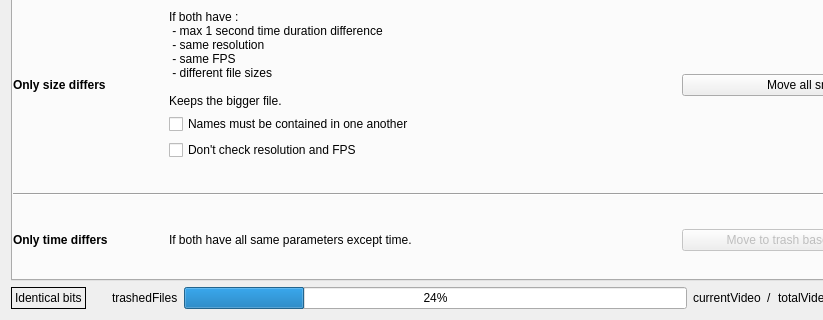
Qt form QtProject/comparison.ui (theophanemayaud/video-simili-duplicate-cleaner) before a commit; both pictures show x 0 to 823 and y 330 to 650 of the 995 by 650 pixel window.
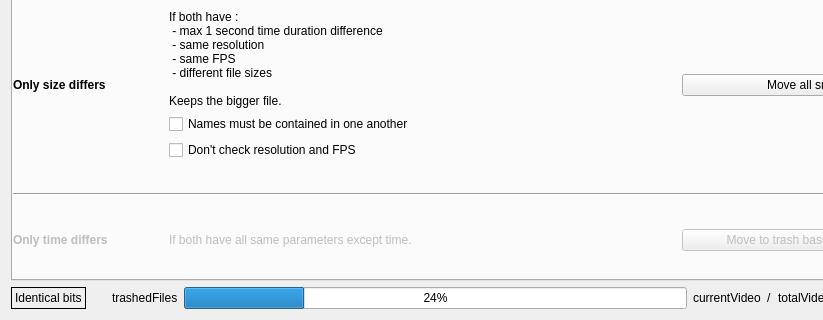
The same form after that commit. The open tabs and pages were chosen to show the change. Custom widgets are drawn as their Qt base class.

Diff of the .ui file:
```diff
--- a/QtProject/comparison.ui
+++ b/QtProject/comparison.ui
@@ -1188,6 +1188,9 @@
           <layout class="QHBoxLayout" name="horizontalLayout_13">
            <item>
             <widget class="QLabel" name="label_20">
+             <property name="enabled">
+              <bool>false</bool>
+             </property>
              <property name="sizePolicy">
               <sizepolicy hsizetype="Fixed" vsizetype="Preferred">
                <horstretch>0</horstretch>
@@ -1213,6 +1216,9 @@
            </item>
            <item>
             <widget class="QLabel" name="label_21">
+             <property name="enabled">
+              <bool>false</bool>
+             </property>
              <property name="lineWidth">
               <number>2</number>
              </property>
```
Left out of the diff: 2 changed lines with no effect on the pictures.
